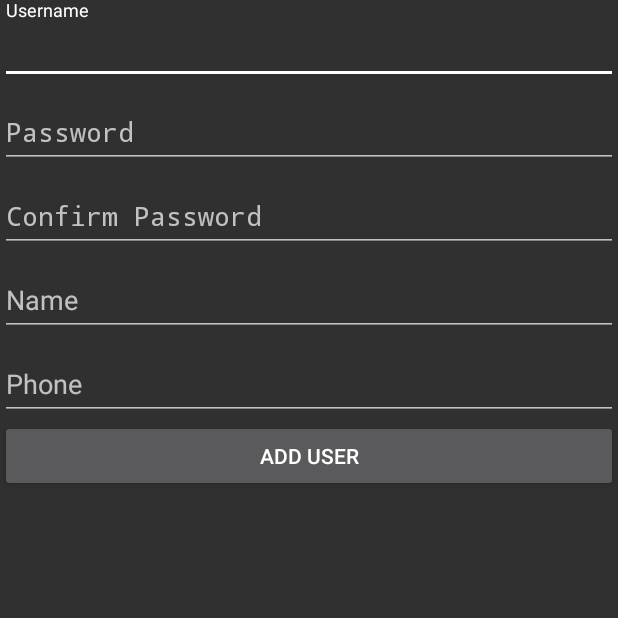
After one commit to huuhuybn/BookManagerMOB, an Android app: the ActAddUser screen opened directly, with no data from a screen before it, on a phone screen of 412 x 824 dp, the top half of it. The commit adds this screen. Run offline under Robolectric (Android 15) with nearby library versions, the phone set to English and light mode, and no system bars.

Commit message:
update DAO and some methods

```diff
--- /dev/null
+++ b/app/src/main/java/com/example/thanh/android_project_mob204/ActAddUser.java
@@ -0,0 +1,68 @@
+package com.example.thanh.android_project_mob204;
+
+import android.annotation.SuppressLint;
+import android.app.ActionBar;
+import android.app.Activity;
+import android.os.Bundle;
+import android.os.Handler;
+import android.view.MotionEvent;
+import android.view.View;
+import android.view.MenuItem;
+import android.support.v4.app.NavUtils;
+import android.widget.EditText;
+
+/**
+ * An example full-screen activity that shows and hides the system UI (i.e.
+ * status bar and navigation/system bar) with user interaction.
+ */
+public class ActAddUser extends Activity implements Constant {
+    private EditText edtUserName;
+    private EditText edtPassword;
+    private EditText edtConfirmPassword;
+    private EditText edtName;
+    private EditText edtPhone;
+    @Override
+    protected void onCreate(Bundle savedInstanceState) {
+        super.onCreate(savedInstanceState);
+        initViews();
+
+        findViewById(R.id.btnAddUser).setOnClickListener(new View.OnClickListener() {
+            @Override
+            public void onClick(View view) {
+
+                // validate du lieu
+                // kiem tra nhap trong
+                // kiem tra 2 o password giong nhau
+                // kiem tra sdt tu 9 ki tu
+                // kiem tra username ton tai hay chua
+
+
+                // lay du lieu tu edittext bo vao DB
+
+
+
+
+
+            }
+        });
+
+    }
+
+    private void initViews() {
+        setContentView(R.layout.activity_add_user);
+        ActionBar actionBar = getActionBar();
+        if (actionBar != null) {
+            actionBar.setDisplayHomeAsUpEnabled(true);
+        }
+
+
+        edtUserName = findViewById(R.id.edtUserName);
+        edtPassword = findViewById(R.id.edtPassword);
+        edtConfirmPassword = findViewById(R.id.edtConfirmPassword);
+        edtName = findViewById(R.id.edtName);
+        edtPhone = findViewById(R.id.edtPhone);
+
+    }
+
+
+}
--- a/app/src/main/java/com/example/thanh/android_project_mob204/Constant.java
+++ b/app/src/main/java/com/example/thanh/android_project_mob204/Constant.java
@@ -3,6 +3,11 @@ package com.example.thanh.android_project_mob204;
 public interface Constant {
 
 
+
+    // result Code
+
+
+    int ADD_USER = 8888;
 
     // User Table
 
--- /dev/null
+++ b/app/src/main/res/layout/activity_add_user.xml
@@ -0,0 +1,98 @@
+<?xml version="1.0" encoding="utf-8"?>
+<LinearLayout xmlns:android="http://schemas.android.com/apk/res/android"
+    xmlns:tools="http://schemas.android.com/tools"
+    android:layout_width="match_parent"
+    android:layout_height="match_parent"
+    android:orientation="vertical"
+    tools:context=".ActAddUser">
+
+
+    <android.support.design.widget.TextInputLayout
+        android:layout_width="match_parent"
+        android:layout_height="wrap_content">
+
+
+        <EditText
+            android:id="@+id/edtUserName"
+            android:layout_width="match_parent"
+            android:layout_height="wrap_content"
+            android:hint="Username"
+            android:imeOptions="actionNext"
+            android:inputType="text" />
+
+
+    </android.support.design.widget.TextInputLayout>
+
+
+    <android.support.design.widget.TextInputLayout
+        android:layout_width="match_parent"
+        android:layout_height="wrap_content">
+
+
+        <EditText
+            android:id="@+id/edtPassword"
+            android:layout_width="match_parent"
+            android:layout_height="wrap_content"
+            android:hint="Password"
+            android:imeOptions="actionNext"
+            android:inputType="textPassword" />
+
+
+    </android.support.design.widget.TextInputLayout>
+
+    <android.support.design.widget.TextInputLayout
+        android:layout_width="match_parent"
+        android:layout_height="wrap_content">
+
+
+        <EditText
+
+            android:id="@+id/edtConfirmPassword"
+            android:layout_width="match_parent"
+            android:layout_height="wrap_content"
+            android:hint="Confirm Password"
+            android:imeOptions="actionNext"
+            android:inputType="textPassword" />
+
+    </android.support.design.widget.TextInputLayout>
+
+    <android.support.design.widget.TextInputLayout
+        android:layout_width="match_parent"
+        android:layout_height="wrap_content">
+
+
+        <EditText
+            android:id="@+id/edtName"
+            android:layout_width="match_parent"
+            android:layout_height="wrap_content"
+            android:hint="Name"
+            android:imeOptions="actionNext"
+            android:inputType="text" />
+
+
+    </android.support.design.widget.TextInputLayout>
+
+    <android.support.design.widget.TextInputLayout
+        android:layout_width="match_parent"
+        android:layout_height="wrap_content">
+
+
+        <EditText
+            android:id="@+id/edtPhone"
+            android:layout_width="match_parent"
+            android:layout_height="wrap_content"
+            android:hint="Phone"
+            android:imeOptions="actionDone"
+            android:inputType="phone" />
+
+    </android.support.design.widget.TextInputLayout>
+
+
+    <Button
+        android:id="@+id/btnAddUser"
+        android:text="Add User"
+        android:layout_width="match_parent"
+        android:layout_height="wrap_content" />
+
+
+</LinearLayout>
--- a/app/src/main/res/values/colors.xml
+++ b/app/src/main/res/values/colors.xml
@@ -8,4 +8,5 @@
     <color name="colorUncheked">#95989A</color>
 
     <color name="black_overlay">#66000000</color>
+    <color name="colorWhite">#ffffff</color>
 </resources>
--- a/app/src/main/res/values/styles.xml
+++ b/app/src/main/res/values/styles.xml
@@ -1,7 +1,7 @@
 <resources>
 
     <!-- Base application theme. -->
-    <style name="AppTheme" parent="Theme.AppCompat.Light.NoActionBar">
+    <style name="AppTheme" parent="Theme.AppCompat">
         <!-- Customize your theme here. -->
         <item name="colorPrimary">@color/colorPrimary</item>
         <item name="colorPrimaryDark">@color/colorPrimaryDark</item>
```
Also changed, not shown: app/src/main/AndroidManifest.xml (+18 -8 lines), app/src/main/java/com/example/thanh/android_project_mob204/ListUserAct.java (+78 -6 lines), app/src/main/java/com/example/thanh/android_project_mob204/adapter/AdapterUser.java (added, +50 -0 lines), app/src/main/java/com/example/thanh/android_project_mob204/holder/UserHolder.java (added, +24 -0 lines), app/src/main/res/layout/activity_list_user.xml (+12 -2 lines), app/src/main/res/layout/user_item.xml (added, +35 -0 lines), app/src/main/res/menu/list_user_menu.xml (added, +10 -0 lines), app/src/main/res/values/strings.xml (+13 -4 lines).
